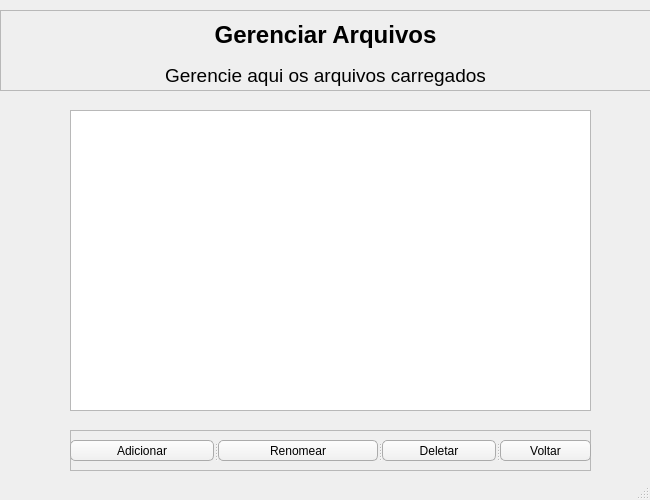
Above: src/interface/crud.ui from albano-a/GradPress before the change. Below: the same form after it.
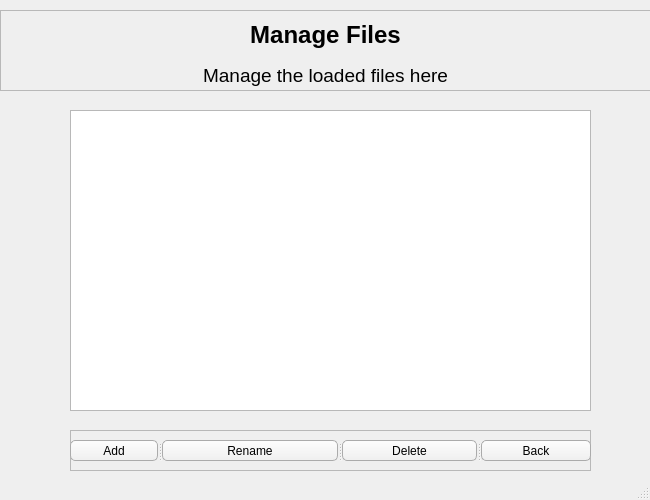
That is the form after the change. Icons and pictures are not drawn.

Patch:
```diff
--- a/src/interface/crud.ui
+++ b/src/interface/crud.ui
@@ -60,7 +60,7 @@
       </font>
      </property>
      <property name="text">
-      <string>&lt;html&gt;&lt;head/&gt;&lt;body&gt;&lt;p align=&quot;center&quot;&gt;&lt;span style=&quot; font-weight:600;&quot;&gt;Gerenciar Arquivos&lt;/span&gt;&lt;/p&gt;&lt;/body&gt;&lt;/html&gt;</string>
+      <string>&lt;html&gt;&lt;head/&gt;&lt;body&gt;&lt;p align=&quot;center&quot;&gt;&lt;span style=&quot;font-weight:600;&quot;&gt;Manage Files&lt;/span&gt;&lt;/p&gt;&lt;/body&gt;&lt;/html&gt;</string>
      </property>
     </widget>
     <widget class="QLabel" name="manageFilesLabel_2">
@@ -78,7 +78,7 @@
       </font>
      </property>
      <property name="text">
-      <string>&lt;html&gt;&lt;head/&gt;&lt;body&gt;&lt;p align=&quot;center&quot;&gt;&lt;span style=&quot; font-size:14pt;&quot;&gt;Gerencie aqui os arquivos carregados&lt;/span&gt;&lt;/p&gt;&lt;/body&gt;&lt;/html&gt;</string>
+      <string>&lt;html&gt;&lt;head/&gt;&lt;body&gt;&lt;p align=&quot;center&quot;&gt;&lt;span style=&quot;font-size:14pt;&quot;&gt;Manage the loaded files here&lt;/span&gt;&lt;/p&gt;&lt;/body&gt;&lt;/html&gt;</string>
      </property>
     </widget>
    </widget>
@@ -149,7 +149,7 @@
 }</string>
       </property>
       <property name="text">
-       <string>Adicionar</string>
+       <string>Add</string>
       </property>
      </widget>
      <widget class="QPushButton" name="renameFileBtn">
@@ -166,7 +166,7 @@
 }</string>
       </property>
       <property name="text">
-       <string>Renomear</string>
+       <string>Rename</string>
       </property>
      </widget>
      <widget class="QPushButton" name="deleteFileBtn">
@@ -183,7 +183,7 @@
 }</string>
       </property>
       <property name="text">
-       <string>Deletar</string>
+       <string>Delete</string>
       </property>
      </widget>
      <widget class="QPushButton" name="exitManageFilesBtn">
@@ -200,7 +200,7 @@
 }</string>
       </property>
       <property name="text">
-       <string>Voltar</string>
+       <string>Back</string>
       </property>
      </widget>
     </widget>
```
